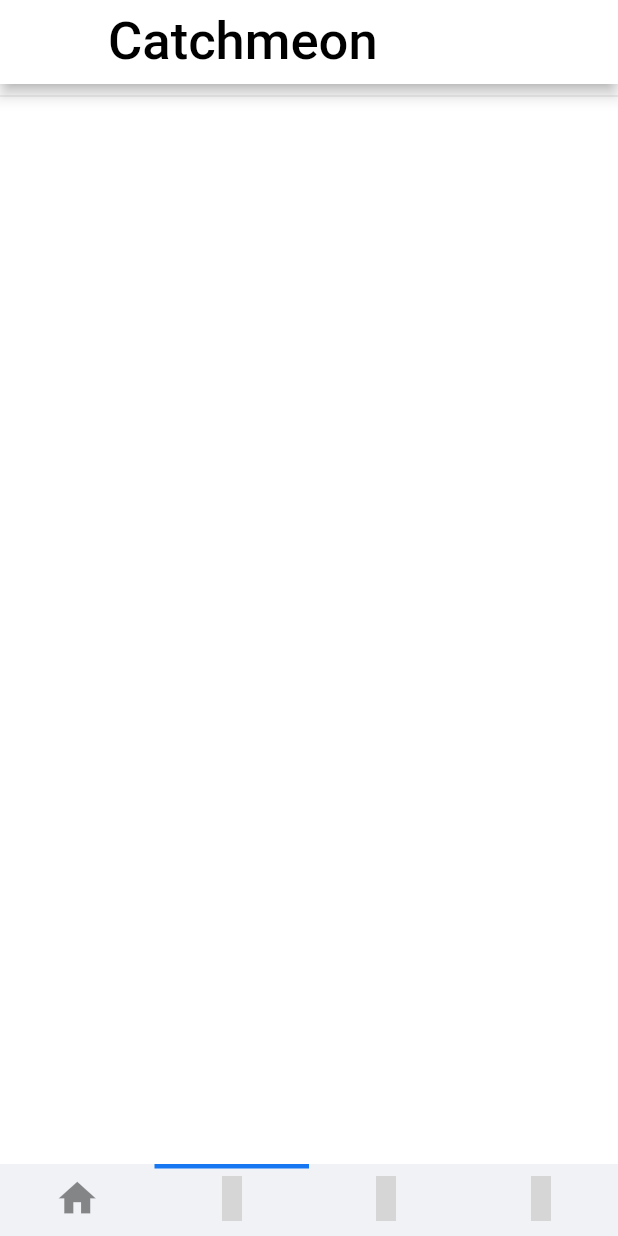
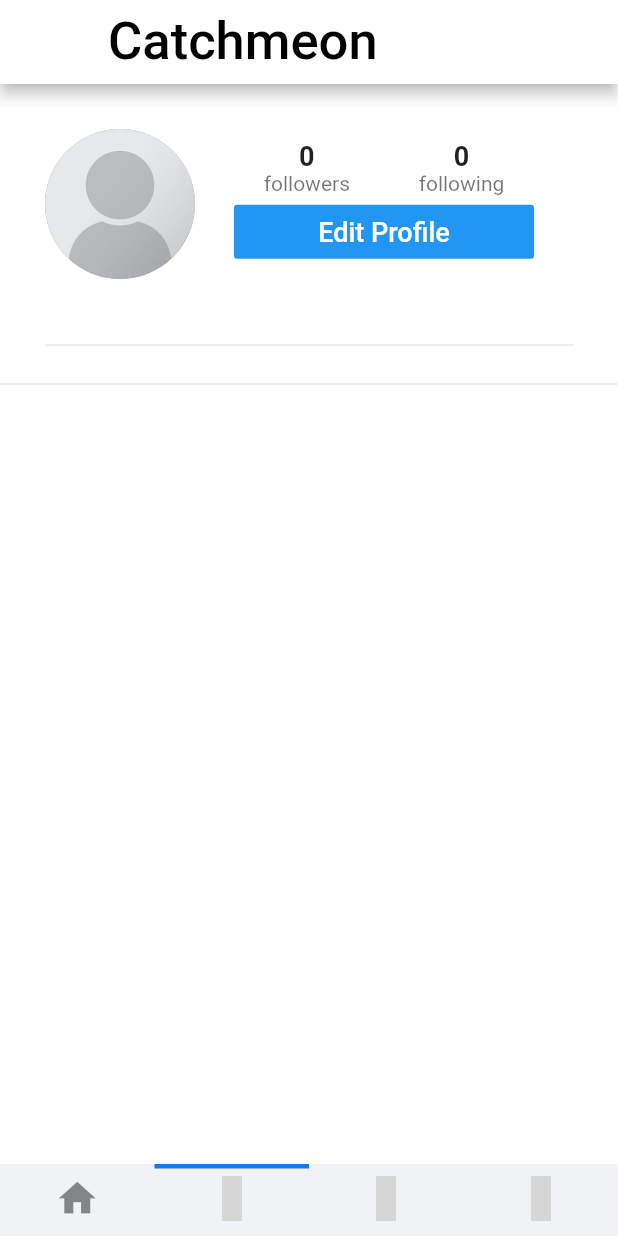
Before and after one commit to Catchmeon0/web, a Flutter app: the NavScreen screen opened directly, item 2 of the bottom bar chosen, on a phone screen of 412 x 824 dp. Run offline on Flutter 3.47's test engine with Material 2 defaults, Android fonts, the light colour scheme and no system bars; our stand-ins replace cached_network_image, cloud_firestore, firebase_auth, firebase_storage, flutter_image_compress, get_storage and 2 more; missing offline and left inert: tweet_ui, twitter_api; accounts and stored records are empty; network calls fail; Roboto replaces fonts that are missing (Billabong); grey boxes are pictures that could not be loaded.

Commit message:
fix profile UI  integration

```diff
--- a/lib/screens/nav_screen.dart
+++ b/lib/screens/nav_screen.dart
@@ -8,24 +8,24 @@ import 'package:web/widgets/widgets.dart';
 
 import 'homeTwetter/tweet_screen.dart';
 import 'homeYoutube/youtube_screen.dart';
+import 'login/loginForm.dart';
 
-class   NavScreen extends StatefulWidget {
+class NavScreen extends StatefulWidget {
   @override
   _NavScreenState createState() => _NavScreenState();
 }
 
 class _NavScreenState extends State<NavScreen> {
-  // final String currentUserId = Provider.of<UserData>(context).currentUserId;
+  final String currentUserId = box.read("currentUserId");
   final List<Widget> _screens = [
     HomeScreen(),
     ProfileScreen(
-      currentUserId: 'FaK5QZTdt85cUzhEMmSY',
-      userId: 'aaa',
+      currentUserId: box.read("currentUserId"),
+      userId: box.read("currentUserId"),
     ),
     Scaffold(),
     HomeScreenTweets(),
     HomeScreenYoutube(),
-
   ];
   final List<IconData> _icons = const [
     Icons.home,
@@ -48,22 +48,18 @@ class _NavScreenState extends State<NavScreen> {
                     currentUser: currentUser,
                     icons: _icons,
                     selectedIndex: _selectedIndex,
-              onTap: (index) =>
-                  setState(() => _selectedIndex = index
+                    onTap: (index) => setState(() => _selectedIndex = index),
                   ),
-            ),
-
                 )
               : null,
           body: _screens[_selectedIndex],
-          bottomNavigationBar: !Responsive.isDesktop(context) ? CustomTabBar(
+          bottomNavigationBar: !Responsive.isDesktop(context)
+              ? CustomTabBar(
                   icons: _icons,
                   selectedIndex: _selectedIndex,
-            onTap: (index) =>
-                setState(() => _selectedIndex = index
-                ),
-          ) : const SizedBox.shrink(),
+                  onTap: (index) => setState(() => _selectedIndex = index),
                 )
-    );
+              : const SizedBox.shrink(),
+        ));
   }
 }
--- a/lib/screens/profil/profile_screen.dart
+++ b/lib/screens/profil/profile_screen.dart
@@ -4,6 +4,7 @@ import 'package:flutter/material.dart';
 import 'package:provider/provider.dart';
 import 'package:web/models/UserModel.dart';
 import 'package:web/models/user_data.dart';
+import 'package:web/screens/login/loginForm.dart';
 import 'package:web/services/auth_service.dart';
 import 'package:web/services/database_service.dart';
 import 'package:web/utilities/constants.dart';
@@ -99,7 +100,7 @@ class _ProfileScreenState extends State<ProfileScreen> {
   }
 
   _displayButton(UserModel user) {
-    return user.id == Provider.of<UserData>(context).currentUserId
+    return user.id == box.read("currentUserId")
         ? Container(
       width: 200.0,
       child: FlatButton(
@@ -262,28 +263,19 @@ class _ProfileScreenState extends State<ProfileScreen> {
                   return Container(child: Text(snapshot.error.toString()));
                 // Completed with data
                 if (snapshot.hasData) {
+                  UserModel user = UserModel.fromDoc(snapshot.data);
+                  return ListView(
+                    children: <Widget>[
+                      _buildProfileInfo(user),
+                      Divider(),
+                    ],
+                  );
+                }else
+                  return
+                    Center(child: CircularProgressIndicator());
 
-                  print('*********************************');
-                  print(usersRef.doc(widget.userId));
-                  print(snapshot.data.data());
-                  UserModel user = UserModel.fromDoc(snapshot.data);
 
-                }
-                return ListView(
-                  children: <Widget>[
-                    // _buildProfileInfo(user),
-                    Divider(),
-                  ],
-                );
           }
-          // UserModel user = UserModel.fromDoc(snapshot.data);
-          // return ListView(
-          //   children: <Widget>[
-          //     // _buildProfileInfo(user),
-          //     Divider(),
-          //   ],
-          // );
-
         },
       ),
     );
```
Also changed, not shown: lib/screens/login/loginForm.dart (+15 -12 lines). Lines whose indentation alone changed are shown as unchanged.
